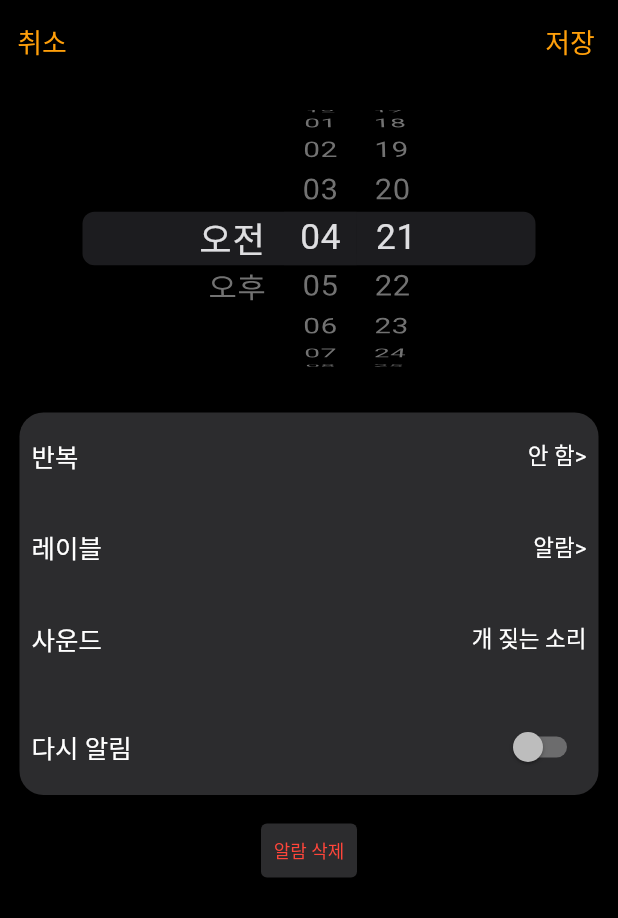
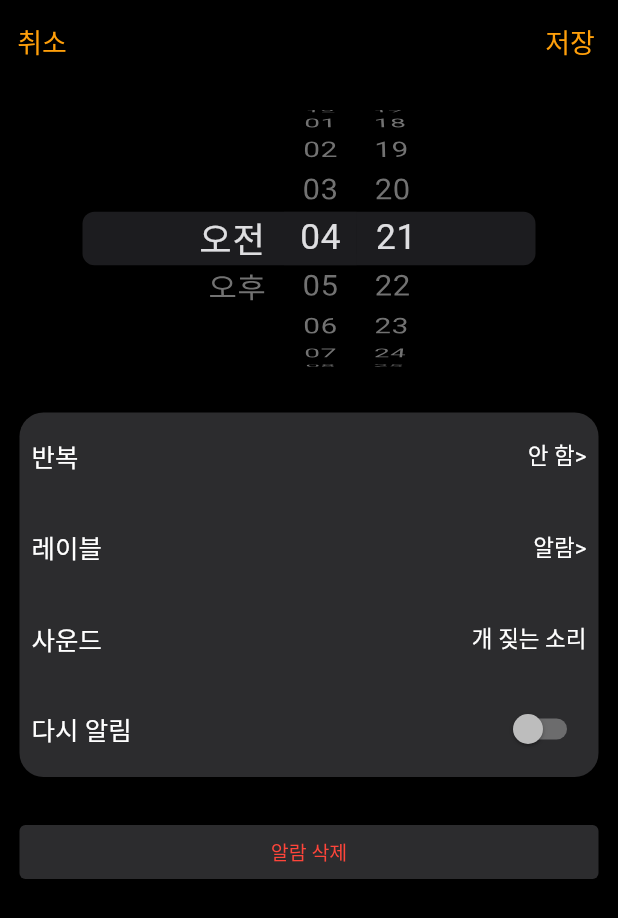
Before and after one commit to nakisara01/Alarm1, a Flutter app: the AlarmDetailPage screen opened directly, on a phone screen of 412 x 824 dp. Shown: the top 918 px of the screen. Run offline on Flutter 3.47's test engine with Material 2 defaults, Android fonts, the phone set to English and light mode, and no system bars.

Commit message:
fix: expand width of alarm remove button

```diff
--- a/lib/src/ui/alarmDetail/components/alarmConfigurationBox.dart
+++ b/lib/src/ui/alarmDetail/components/alarmConfigurationBox.dart
@@ -37,14 +37,16 @@ class alarmConfigurationBox extends StatelessWidget {
                     title: Text(
                       "레이블",
                       style: TextStyle(fontSize: 17.0),
-                    ), content: Text('알람>')),
+                    ),
+                    content: Text('알람>')),
                 Padding(padding: const EdgeInsets.all(18.0)),
                 TextTitleWithDescriptionButtonBox(
                     title: Text(
                       "사운드",
                       style: TextStyle(fontSize: 17.0),
-                    ), content: Text('개 짖는 소리')),
-                Padding(padding: const EdgeInsets.all(18.0)),
+                    ),
+                    content: Text('개 짖는 소리')),
+                Padding(padding: const EdgeInsets.all(12.0)),
                 TextTitleWithDescriptionButtonBox(
                     title: Text(
                       "다시 알림",
@@ -56,16 +58,21 @@ class alarmConfigurationBox extends StatelessWidget {
             ),
           ),
         ),
-        TextButton(
+        Container(
+          width: double.infinity,
+          margin: EdgeInsets.all(13),
+          child: TextButton(
               style: ButtonStyle(
                   backgroundColor:
                       MaterialStateProperty.all<Color>(IOS_SYSTEM_GRAY[2])),
               onPressed: () {},
+              child: Expanded(
                 child: Text(
                   '알람 삭제',
-            style: TextStyle(color: IOS_RED, fontSize: 12),
+                  style: TextStyle(color: IOS_RED, fontSize: 13),
                 ),
-        ),
+              )),
+        )
       ],
     );
   }
```
Lines whose indentation alone changed are shown as unchanged.
